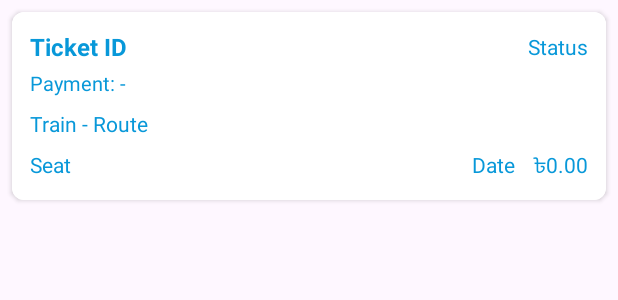
After one commit to mojahid2021/RailNet, an Android app: the layout item_ticket.xml on its own in the app's theme, with its tools: preview values and no code run, on a phone screen of 412 x 824 dp. The commit adds this screen. Shown: the top 300 px of the screen. Run offline under Robolectric (Android 15) with nearby library versions, the phone set to English and light mode, and no system bars; network calls fail.

Commit message:
feat: Add My Tickets feature with activity, API integration, and UI components

```diff
--- a/android/app/src/main/AndroidManifest.xml
+++ b/android/app/src/main/AndroidManifest.xml
@@ -17,6 +17,9 @@
         android:roundIcon="@mipmap/ic_launcher_round"
         android:supportsRtl="true"
         android:theme="@style/Theme.RailNet">
+        <activity
+            android:name=".activity.myTickets.MyTicketsActivity"
+            android:exported="false" />
         <activity
             android:name=".activity.TrainsActivity"
             android:exported="false" />
@@ -43,8 +46,7 @@
         </activity>
         <activity
             android:name=".activity.WebviewActivity"
-            android:exported="false" />
-        <!-- Google Maps API key: moved inside the application element so the Maps SDK can read it -->
+            android:exported="false" /> <!-- Google Maps API key: moved inside the application element so the Maps SDK can read it -->
         <meta-data
             android:name="com.google.android.geo.API_KEY"
             android:value="${MAPS_API_KEY}" />
--- a/android/app/src/main/java/com/mojahid2021/railnet/network/ApiService.java
+++ b/android/app/src/main/java/com/mojahid2021/railnet/network/ApiService.java
@@ -41,6 +41,8 @@ public interface ApiService {
 
     @POST("tickets")
     Call<ResponseBody> bookTicket(@Body okhttp3.RequestBody body);
+    @GET("tickets")
+    Call<ResponseBody> getTickets();
 
     @POST("payments/initiate")
     Call<PaymentInitiateResponse> initiatePayment(@Body java.util.Map<String, String> body);
--- a/android/app/src/main/java/com/mojahid2021/railnet/profile/ProfileFragment.java
+++ b/android/app/src/main/java/com/mojahid2021/railnet/profile/ProfileFragment.java
@@ -2,6 +2,7 @@ package com.mojahid2021.railnet.profile;
 
 import static android.content.ContentValues.TAG;
 
+import android.content.Intent;
 import android.os.Bundle;
 
 import androidx.annotation.NonNull;
@@ -20,6 +21,7 @@ import android.widget.Toast;
 import com.google.android.material.button.MaterialButton;
 import com.google.android.material.floatingactionbutton.FloatingActionButton;
 import com.mojahid2021.railnet.R;
+import com.mojahid2021.railnet.activity.myTickets.MyTicketsActivity;
 import com.mojahid2021.railnet.network.ApiService;
 import com.mojahid2021.railnet.network.ApiClient;
 
@@ -180,8 +182,8 @@ public class ProfileFragment extends Fragment {
 
 
     private void onMyTicketsClick() {
-        showToast("My Tickets clicked");
-        // Navigate to tickets screen
+        Intent intent = new Intent(getContext(), MyTicketsActivity.class);
+        startActivity(intent);
     }
 
 
--- /dev/null
+++ b/android/app/src/main/res/layout/item_ticket.xml
@@ -0,0 +1,92 @@
+<?xml version="1.0" encoding="utf-8"?>
+<androidx.cardview.widget.CardView xmlns:android="http://schemas.android.com/apk/res/android"
+    xmlns:card_view="http://schemas.android.com/apk/res-auto"
+    android:layout_width="match_parent"
+    android:layout_height="wrap_content"
+    android:layout_margin="8dp"
+    card_view:cardCornerRadius="8dp"
+    card_view:cardElevation="2dp">
+
+    <LinearLayout
+        android:layout_width="match_parent"
+        android:layout_height="wrap_content"
+        android:orientation="vertical"
+        android:background="@color/white"
+        android:padding="12dp">
+
+        <LinearLayout
+            android:layout_width="match_parent"
+            android:layout_height="wrap_content"
+            android:orientation="horizontal"
+            android:gravity="center_vertical">
+
+            <TextView
+                android:id="@+id/tvTicketId"
+                android:layout_width="0dp"
+                android:layout_height="wrap_content"
+                android:layout_weight="1"
+                android:textStyle="bold"
+                android:textSize="16sp"
+                android:textColor="@color/primary"
+                android:text="Ticket ID" />
+
+            <TextView
+                android:id="@+id/tvStatus"
+                android:layout_width="wrap_content"
+                android:layout_height="wrap_content"
+                android:text="Status"
+                android:textColor="@color/primary"
+                android:layout_marginStart="8dp" />
+        </LinearLayout>
+
+        <!-- Payment status badge (new) -->
+        <TextView
+            android:id="@+id/tvPaymentStatus"
+            android:layout_width="wrap_content"
+            android:layout_height="wrap_content"
+            android:text="Payment: -"
+            android:textColor="@color/primary"
+            android:layout_marginTop="4dp"
+            android:textSize="13sp" />
+
+        <TextView
+            android:id="@+id/tvTrain"
+            android:layout_width="wrap_content"
+            android:layout_height="wrap_content"
+            android:text="Train - Route"
+            android:textColor="@color/primary"
+            android:layout_marginTop="8dp" />
+
+        <LinearLayout
+            android:layout_width="match_parent"
+            android:layout_height="wrap_content"
+            android:orientation="horizontal"
+            android:layout_marginTop="8dp">
+
+            <TextView
+                android:id="@+id/tvSeat"
+                android:layout_width="0dp"
+                android:layout_height="wrap_content"
+                android:layout_weight="1"
+                android:textColor="@color/primary"
+                android:text="Seat" />
+
+            <TextView
+                android:id="@+id/tvDate"
+                android:layout_width="wrap_content"
+                android:layout_height="wrap_content"
+                android:textColor="@color/primary"
+                android:text="Date" />
+
+            <TextView
+                android:id="@+id/tvPrice"
+                android:layout_width="wrap_content"
+                android:layout_height="wrap_content"
+                android:layout_marginStart="12dp"
+                android:textColor="@color/primary"
+                android:text="৳0.00" />
+        </LinearLayout>
+
+    </LinearLayout>
+
+</androidx.cardview.widget.CardView>
```
Also changed, not shown: android/app/src/main/java/com/mojahid2021/railnet/activity/myTickets/MyTicketsActivity.java (added, +164 -0 lines), android/app/src/main/java/com/mojahid2021/railnet/activity/myTickets/TicketsAdapter.java (added, +90 -0 lines), android/app/src/main/java/com/mojahid2021/railnet/activity/myTickets/UserTicket.java (added, +35 -0 lines), android/app/src/main/res/layout/activity_my_tickets.xml (added, +35 -0 lines).
